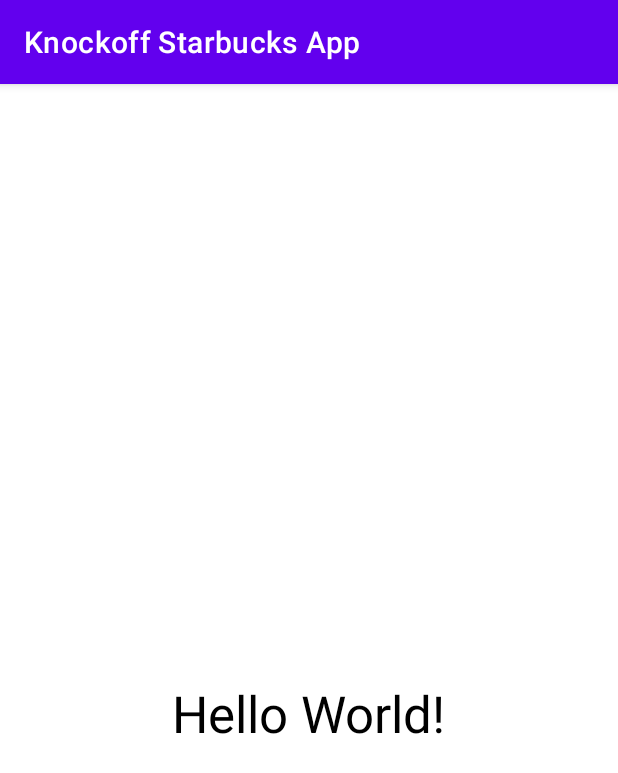
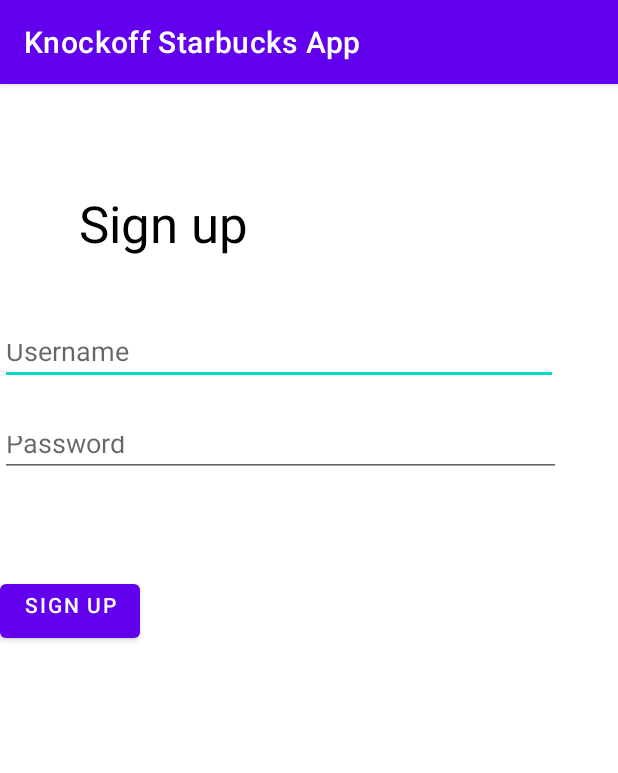
Before and after one commit to Jbaires831/Knockoff-Starbucks-App, an Android app: the screen it shows after launch (MainActivity), on a phone screen of 412 x 824 dp. Shown: the top 773 px of the screen. Run offline under Robolectric (Android 15) with nearby library versions, the phone set to English and light mode, and no system bars.

Commit message:
set up foundations of application

```diff
--- a/app/build.gradle
+++ b/app/build.gradle
@@ -30,6 +30,11 @@ android {
 
 dependencies {
 
+    def room_version = "2.5.1"
+
+    implementation "androidx.room:room-runtime:$room_version"
+    annotationProcessor "androidx.room:room-compiler:$room_version"
+
     implementation 'androidx.appcompat:appcompat:1.6.1'
     implementation 'com.google.android.material:material:1.8.0'
     implementation 'androidx.constraintlayout:constraintlayout:2.1.4'
--- a/app/src/main/java/com/example/knockoffstarbucksapp/DashboardActivity.java
+++ b/app/src/main/java/com/example/knockoffstarbucksapp/LandingPage.java
@@ -1,4 +1,4 @@
 package com.example.knockoffstarbucksapp;
 
-public class DashboardActivity {
+public class LandingPage {
 }
--- /dev/null
+++ b/app/src/main/java/com/example/knockoffstarbucksapp/LoginActivity.java
@@ -0,0 +1,4 @@
+package com.example.knockoffstarbucksapp;
+
+public class LoginActivity {
+}
--- a/app/src/main/res/layout/activity_main.xml
+++ b/app/src/main/res/layout/activity_main.xml
@@ -7,15 +7,48 @@
     tools:context=".MainActivity">
 
     <TextView
+        android:id="@+id/textView"
+        android:layout_width="307dp"
+        android:layout_height="61dp"
         android:layout_marginTop="70dp"
+        android:text="@string/sign_up"
         android:textColor="@color/black"
         android:textSize="34sp"
-        android:layout_width="wrap_content"
-        android:layout_height="wrap_content"
-        android:text="Hello World!"
         app:layout_constraintBottom_toBottomOf="parent"
         app:layout_constraintEnd_toEndOf="parent"
         app:layout_constraintStart_toStartOf="parent"
-        app:layout_constraintTop_toTopOf="parent" />
+        app:layout_constraintTop_toTopOf="parent"
+        app:layout_constraintVertical_bias="0.0" />
+
+    <EditText
+        android:id="@+id/username"
+        android:layout_width="372dp"
+        android:layout_height="37dp"
+        android:layout_marginTop="32dp"
+        android:hint="@string/username"
+        app:layout_constraintTop_toBottomOf="@+id/textView"
+        tools:ignore="MissingConstraints"
+        tools:layout_editor_absoluteX="16dp" />
+
+    <EditText
+        android:id="@+id/password"
+        android:layout_width="374dp"
+        android:layout_height="37dp"
+        android:layout_marginTop="24dp"
+        android:hint="Password"
+        app:layout_constraintTop_toBottomOf="@+id/username"
+        tools:layout_editor_absoluteX="14dp"
+        tools:ignore="MissingConstraints" />
+
+    <Button
+        android:id="@+id/signUpbutton"
+        android:layout_width="wrap_content"
+        android:layout_height="wrap_content"
+        android:layout_marginTop="196dp"
+        android:gravity="center_horizontal"
+        android:text="@string/sign_up_btn"
+        app:layout_constraintTop_toBottomOf="@+id/textView"
+        tools:ignore="MissingConstraints"
+        tools:layout_editor_absoluteX="158dp" />
 
 </androidx.constraintlayout.widget.ConstraintLayout>
--- a/app/src/main/res/values/strings.xml
+++ b/app/src/main/res/values/strings.xml
@@ -1,3 +1,6 @@
 <resources>
     <string name="app_name">Knockoff Starbucks App</string>
+    <string name="sign_up">Sign up</string>
+    <string name="sign_up_btn">Sign Up</string>
+    <string name="username">Username</string>
 </resources>
```
Also changed, not shown: app/src/main/java/com/example/knockoffstarbucksapp/MyDatabase.java (added, +9 -0 lines), app/src/main/java/com/example/knockoffstarbucksapp/UserDao.java (added, +18 -0 lines), app/src/main/java/com/example/knockoffstarbucksapp/UserTable.java (added, +42 -0 lines).
